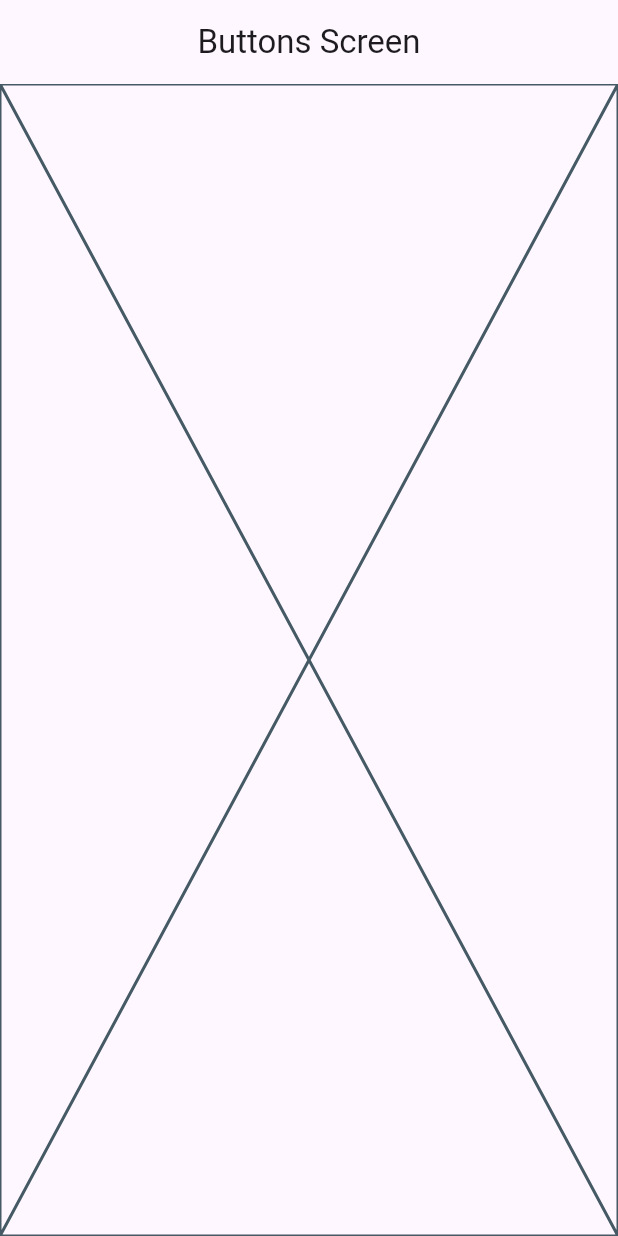
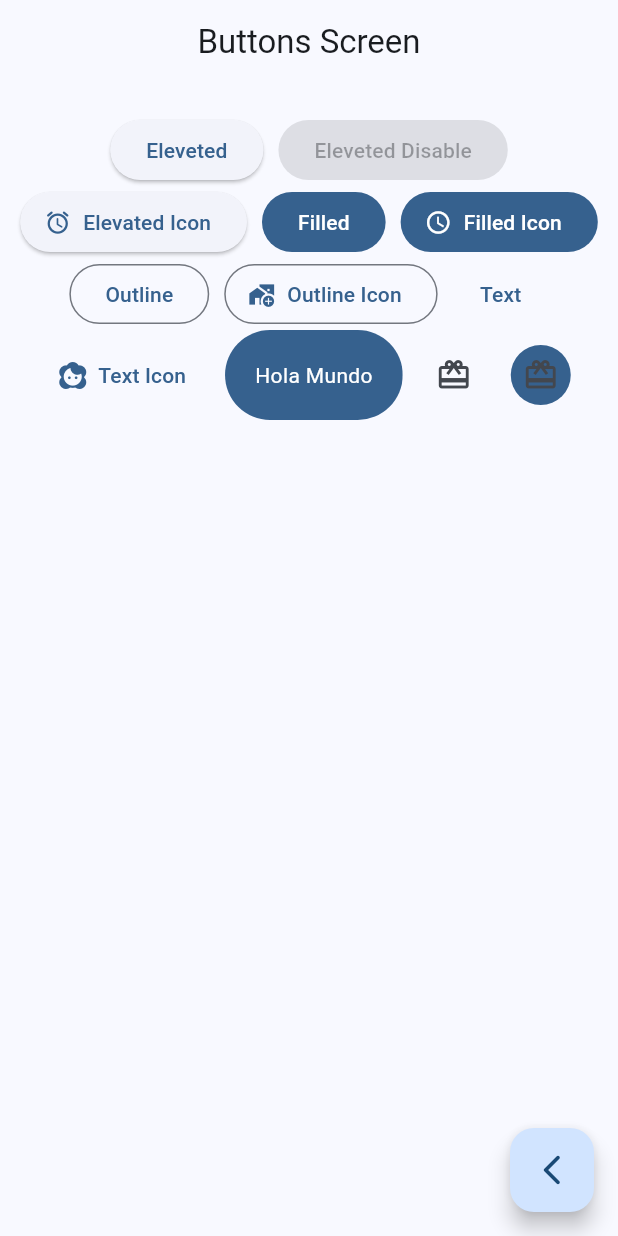
Before and after one commit to martin797/widgets_app, a Flutter app: the ButtonsScreen screen opened by its route, on a phone screen of 412 x 824 dp. Run offline on Flutter 3.47's test engine with Material 3 defaults, Android fonts, the phone set to English and light mode, and no system bars; our stand-ins replace go_router.

Commit message:
Botones por defecto y personalizado

```diff
--- a/lib/main.dart
+++ b/lib/main.dart
@@ -13,7 +13,7 @@ class MainApp extends StatelessWidget {
   Widget build(BuildContext context) {
     return  MaterialApp.router(
       debugShowCheckedModeBanner: false,
-      theme: AppTheme(selectedColor:5).getTheme(),
+      theme: AppTheme(selectedColor:0).getTheme(),
       routerConfig: appRouter,
     );
   }
--- a/lib/presentation/screens/buttons/buttons_screen.dart
+++ b/lib/presentation/screens/buttons/buttons_screen.dart
@@ -1,4 +1,5 @@
 import 'package:flutter/material.dart';
+import 'package:go_router/go_router.dart';
 
 class ButtonsScreen extends StatelessWidget {
   static const String name = 'button_screen';
@@ -11,7 +12,94 @@ class ButtonsScreen extends StatelessWidget {
       appBar: AppBar(
         title: const Text('Buttons Screen'),
       ),
-      body: const Placeholder(),
+      body: const _ButtonsView(),
+      floatingActionButton: FloatingActionButton(
+        child: const Icon(Icons.arrow_back_ios_new_rounded),
+        onPressed: () {
+          context.pop();
+        },
+      ),
     );
   }
 }
+
+class _ButtonsView extends StatelessWidget {
+  const _ButtonsView();
+
+  @override
+  Widget build(BuildContext context) {
+
+    final color = Theme.of(context).colorScheme;
+
+    return SizedBox(
+      width: double.infinity,
+      child: Padding(
+        padding: const EdgeInsets.symmetric(horizontal: 10, vertical: 20),
+        child: Wrap(
+          spacing: 10,
+          crossAxisAlignment: WrapCrossAlignment.center,
+          alignment: WrapAlignment.center,
+          children: [
+            ElevatedButton(onPressed: () {}, child: const Text('Eleveted')),
+            const ElevatedButton(
+                onPressed: null, child: Text('Eleveted Disable')),
+            ElevatedButton.icon(
+                onPressed: () {},
+                icon: const Icon(Icons.access_alarm_rounded),
+                label: const Text('Elevated Icon')),
+            FilledButton(onPressed: () {}, child: const Text('Filled')),
+            FilledButton.icon(
+                onPressed: () {},
+                icon: const Icon(Icons.access_time),
+                label: const Text('Filled Icon')),
+            OutlinedButton(onPressed: () {}, child: const Text('Outline')),
+            OutlinedButton.icon(
+                onPressed: () {},
+                icon: const Icon(Icons.add_home_work),
+                label: const Text('Outline Icon')),
+            TextButton(onPressed: () {}, child: const Text("Text")),
+            TextButton.icon(
+                onPressed: () {},
+                icon: const Icon(Icons.face_2_rounded),
+                label: const Text("Text Icon")),
+
+            const CustomButton(),
+
+
+            IconButton(onPressed: (){}, icon: const Icon(Icons.wallet_giftcard)),
+            IconButton(
+              onPressed: (){},
+              icon: const Icon(Icons.wallet_giftcard),
+              style: ButtonStyle(
+                backgroundColor: MaterialStatePropertyAll(color.primary),
+                ),),
+          ],
+        ),
+      ),
+    );
+  }
+}
+
+/* Botón Personalizado */
+class CustomButton extends StatelessWidget {
+  const CustomButton({super.key});
+
+  @override
+  Widget build(BuildContext context) {
+
+    final colors = Theme.of(context).colorScheme;
+
+    return ClipRRect(
+      borderRadius: BorderRadius.circular(30),
+      child: Material(
+        color: colors.primary,
+        child:  InkWell(
+          onTap: (){},
+          child: const Padding(
+            padding: EdgeInsets.symmetric(horizontal: 20, vertical: 20),
+            child:  Text('Hola Mundo', style: TextStyle(color: Colors.white),)),
+        ),
+      ),
+    );
+  }
+}
```
